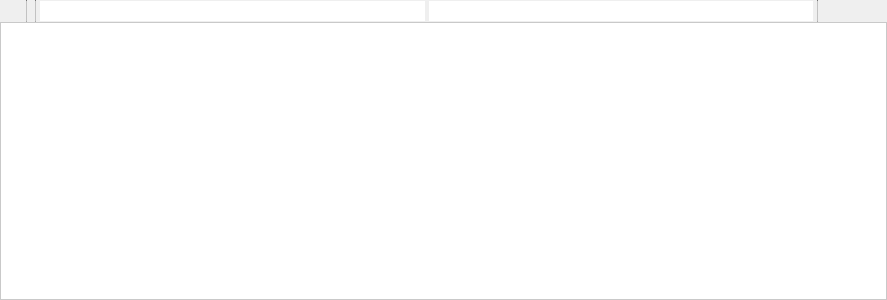
This is library/tulip-gui/designer/WorkspacePanel.ui in vadivelselvaraj/TulipGLImprovement as Qt 5 draws it before an edit. The edited form follows.
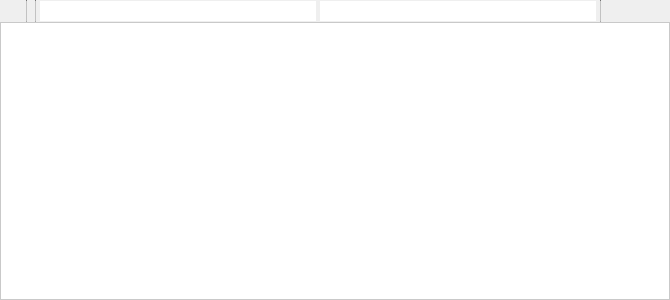
This is the edited form. Icons and pictures are not drawn.

Commit message: Some more icons and update WorkspacePanel button icons

Diff of the .ui file:
```diff
--- a/library/tulip-gui/designer/WorkspacePanel.ui
+++ b/library/tulip-gui/designer/WorkspacePanel.ui
@@ -6,7 +6,7 @@
    <rect>
     <x>0</x>
     <y>0</y>
-    <width>887</width>
+    <width>670</width>
     <height>300</height>
    </rect>
   </property>
```
Left out of the diff: 12 changed lines with no effect on the pictures. The commit also changes 3 other files.
